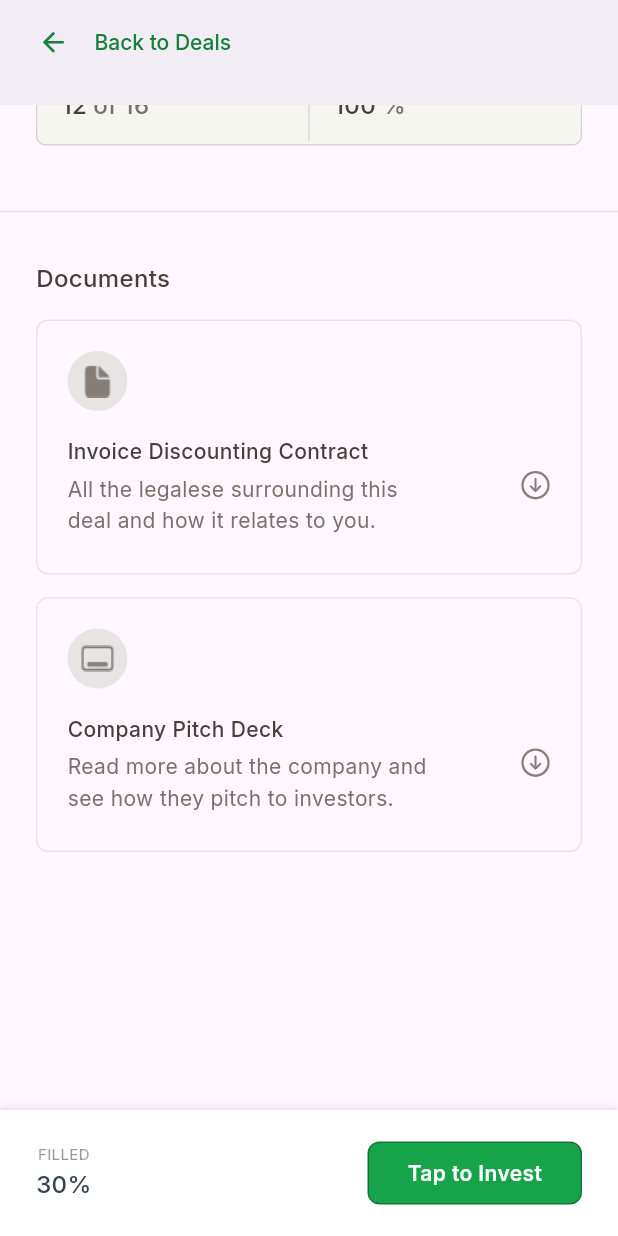
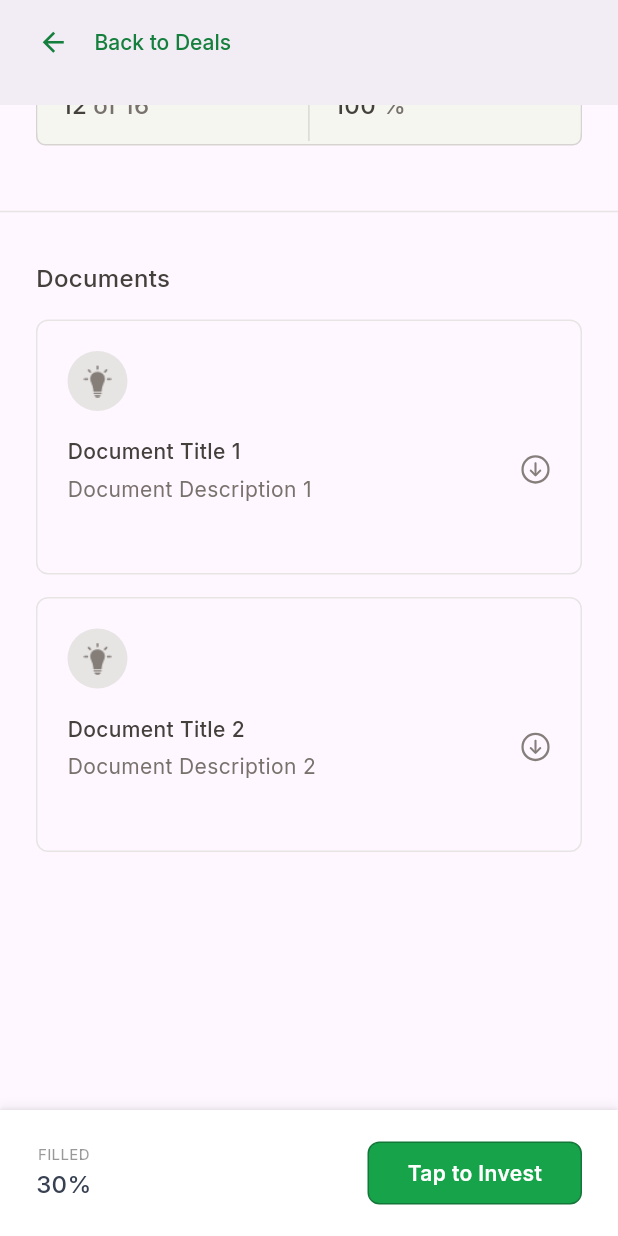
Before and after one commit to Adityabhaumik/sample, a Flutter app: the screen it shows after launch, scrolled down 1152 dp, on a phone screen of 412 x 824 dp. Run offline on Flutter 3.47's test engine with Material 3 defaults, Android fonts, the phone set to English and light mode, and no system bars; our stand-ins replace animate_do, animated_text_kit, flutter_animate, flutter_svg, google_fonts, lottie and 3 more.

```diff
--- a/lib/app_constants.dart
+++ b/lib/app_constants.dart
@@ -4,12 +4,18 @@ const Color primaryColor= Color(0xff15803D);
 const Color borderColor = Color(0xFFE7E5E4);
 
 List<String> keyMetrics =[ "Funding","Traction","Financials","Competition"];
-List documents =[ [
-  "assets/images/documents.png",
-  "Invoice Discounting Contract",
-  "All the legalese surrounding this deal and how it relates to you."
-]
-,[    "assets/images/pitch_deck.png",
-   "Company Pitch Deck",
-    "Read more about the company and see how they pitch to investors."
-  ]];
+// List documents =[ [
+//   "assets/images/documents.png",
+//   "Invoice Discounting Contract",
+//   "All the legalese surrounding this deal and how it relates to you."
+// ]
+// ,[    "assets/images/pitch_deck.png",
+//    "Company Pitch Deck",
+//     "Read more about the company and see how they pitch to investors."
+//   ]];
+
+List documents = [
+  ['assets/images/bulb_icon.png', 'Document Title 1', 'Document Description 1'],
+  ['assets/images/bulb_icon.png', 'Document Title 2', 'Document Description 2'],
+  // Add more documents as needed for testing
+];
--- a/lib/screens/details_screen/details_screen.dart
+++ b/lib/screens/details_screen/details_screen.dart
@@ -207,13 +207,13 @@ class _DetailsScreenState extends State<DetailsScreen> {
               color: Color(0xFF000000).withOpacity(0.04),
               spreadRadius: 0,
               blurRadius: 4,
-              offset: Offset(0, -4), // changes position of shadow
+              offset: Offset(0, -4),
             ),
             BoxShadow(
               color: Color(0xFF000000).withOpacity(0.06),
               spreadRadius: 0,
               blurRadius: 1,
-              offset: Offset(0, -1), // changes position of shadow
+              offset: Offset(0, -1),
             ),
           ],
         ),
--- a/lib/screens/details_screen/ui_elements/associated_partner_tile.dart
+++ b/lib/screens/details_screen/ui_elements/associated_partner_tile.dart
@@ -19,7 +19,7 @@ class AssociatedPartnersTile extends StatelessWidget {
         children: [
           Text(title, style: GoogleFonts.inter(color: Color(0xFF44403C), fontSize: 16, height: 1.5, fontWeight: FontWeight.w500)),
           Container(
-            height: 35, // Set the desired height for the list
+            height: 35,
             child: ListView.builder(
               scrollDirection: Axis.horizontal,
               itemCount: 3,
--- a/lib/screens/details_screen/ui_elements/documents_tile.dart
+++ b/lib/screens/details_screen/ui_elements/documents_tile.dart
@@ -46,6 +46,7 @@ class DocumentsTile extends StatelessWidget {
           ),
           padding: EdgeInsets.symmetric(vertical: 20,horizontal: 20),
           child: Column(
+            mainAxisSize: MainAxisSize.min,
             mainAxisAlignment: MainAxisAlignment.start,
             crossAxisAlignment: CrossAxisAlignment.start,
             children: [
@@ -78,5 +79,7 @@ class DocumentsTile extends StatelessWidget {
           )
       );
     });
+
+
   }
 }
--- a/lib/screens/details_screen/ui_elements/key_metrics_tile.dart
+++ b/lib/screens/details_screen/ui_elements/key_metrics_tile.dart
@@ -24,7 +24,6 @@ class KeyMetricsTile extends StatelessWidget {
           Container(padding: EdgeInsets.only(left: 24),child: Text("Key Metrics", style: GoogleFonts.inter(color: Color(0xFF44403C), fontSize: 16, height: 1.5, fontWeight: FontWeight.w500))),
           const SizedBox(height: 16,),
           Container(
-            // Set the desired height for the list
             height: 27,
             child: ListView.builder(
               padding: EdgeInsets.symmetric(horizontal: 24),
```
Also changed, not shown: lib/screens/payment_screen/payment_screen.dart (+12 -5 lines), lib/screens/payment_screen/ui_elements/purchasing_tile.dart (+6 -2 lines), lib/screens/payment_screen/ui_elements/swipe_to_accept.dart (+7 -6 lines), lib/screens/processing_screen/processing_screen.dart (+5 -10 lines), 1 other file.
